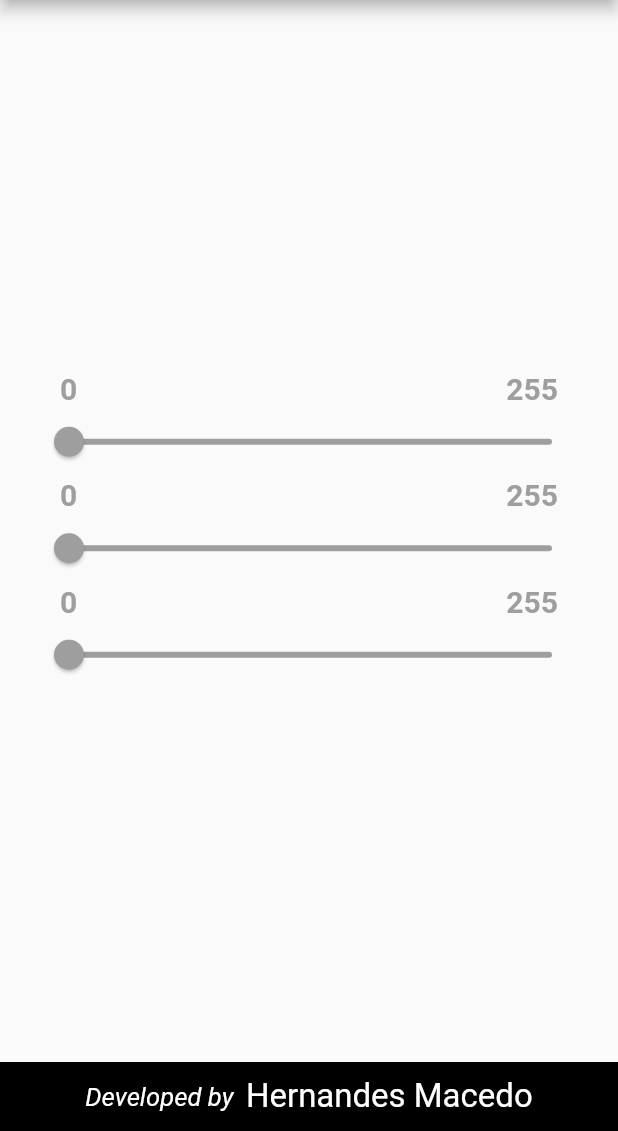
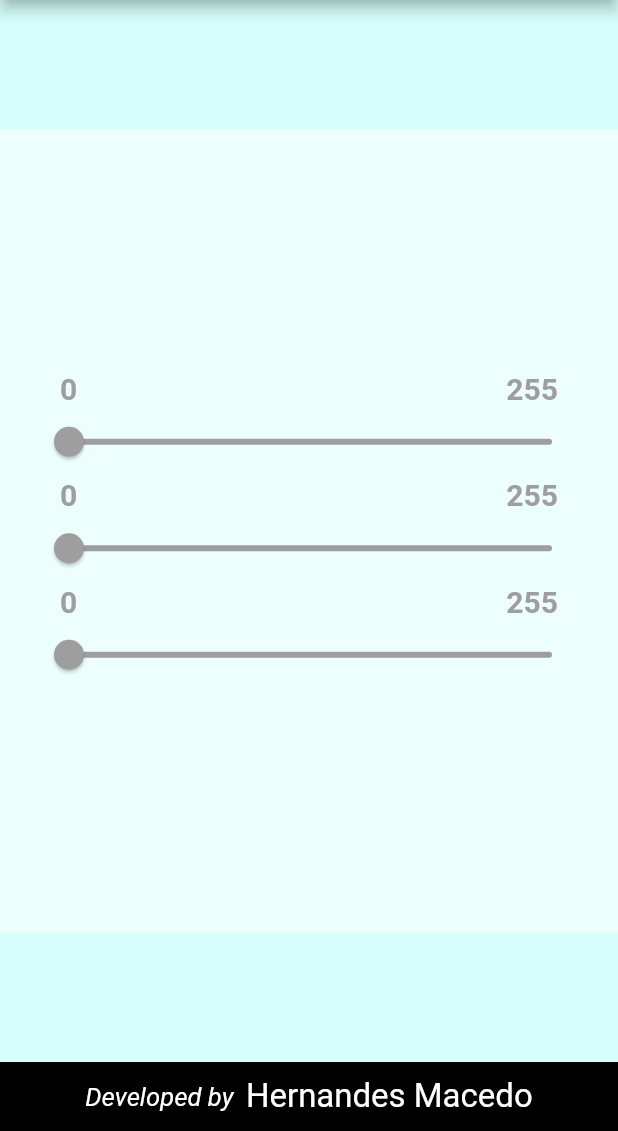
Before and after one commit to hernandesmacedo/perceptron-colors, a Flutter app: the screen it shows after launch, on a phone screen of 412 x 824 dp, the part 105-1236 px from its top. Run offline on Flutter 3.47's test engine with Material 2 defaults, Android fonts, the phone set to English and light mode, and no system bars; Roboto replaces fonts that are missing (Calibri).

Commit message:
Changed screen colors

```diff
--- a/lib/pages/home.dart
+++ b/lib/pages/home.dart
@@ -23,6 +23,7 @@ class _HomePageState extends State<HomePage> {
         child: Container(
           width: (MediaQuery.of(context).size.height) * 0.65,
           height: (MediaQuery.of(context).size.height) * 0.65,
+          color: const Color(0xFFedfffd),
           padding: const EdgeInsets.all(20),
           child: Column(
             mainAxisAlignment: MainAxisAlignment.center,
@@ -61,6 +62,7 @@ class _HomePageState extends State<HomePage> {
           ),
         ),
       ),
+      backgroundColor: const Color(0xFFd7fffb),
       bottomNavigationBar: const Footer(),
     );
   }
```
